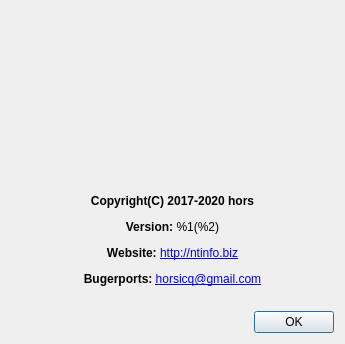
The window that gui_source/dialogabout.ui (horsicq/Nauz-File-Detector) describes before a commit, drawn with Qt 5.
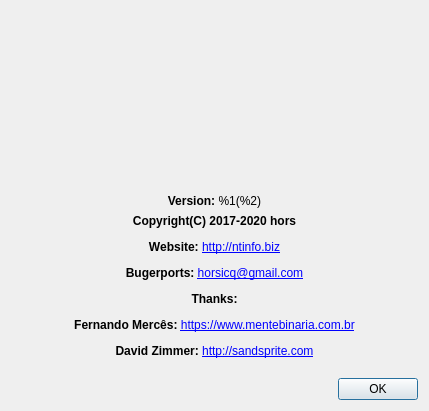
The same window after the commit. Icons and pictures are not drawn.

What changed in the file:
```diff
--- a/gui_source/dialogabout.ui
+++ b/gui_source/dialogabout.ui
@@ -9,8 +9,8 @@
    <rect>
     <x>0</x>
     <y>0</y>
-    <width>345</width>
-    <height>344</height>
+    <width>429</width>
+    <height>411</height>
    </rect>
   </property>
   <property name="windowTitle">
@@ -21,6 +21,21 @@
   </property>
   <layout class="QVBoxLayout" name="verticalLayout">
    <item>
+    <layout class="QHBoxLayout" name="horizontalLayout_2">
+     <item>
+      <spacer name="horizontalSpacer_2">
+       <property name="orientation">
+        <enum>Qt::Horizontal</enum>
+       </property>
+       <property name="sizeHint" stdset="0">
+        <size>
+         <width>13</width>
+         <height>20</height>
+        </size>
+       </property>
+      </spacer>
+     </item>
+     <item>
     <widget class="QLabel" name="labelLogo">
      <property name="minimumSize">
       <size>
@@ -52,9 +67,34 @@
     </widget>
    </item>
    <item>
+      <spacer name="horizontalSpacer_3">
+       <property name="orientation">
+        <enum>Qt::Horizontal</enum>
+       </property>
+       <property name="sizeHint" stdset="0">
+        <size>
+         <width>28</width>
+         <height>20</height>
+        </size>
+       </property>
+      </spacer>
+     </item>
+    </layout>
+   </item>
+   <item>
+    <widget class="QLabel" name="labelVersion">
+     <property name="text">
+      <string>&lt;html&gt;&lt;head/&gt;&lt;body&gt;&lt;p align=&quot;center&quot;&gt;&lt;span style=&quot; font-weight:600;&quot;&gt;Version:&lt;/span&gt; %1(%2)&lt;/p&gt;&lt;/body&gt;&lt;/html&gt;</string>
+     </property>
+     <property name="textFormat">
+      <enum>Qt::AutoText</enum>
+     </property>
+    </widget>
+   </item>
+   <item>
     <widget class="QLabel" name="labelInfo">
      <property name="text">
-      <string>&lt;html&gt;&lt;head/&gt;&lt;body&gt;&lt;p align=&quot;center&quot;&gt;&lt;span style=&quot; font-weight:600;&quot;&gt;Copyright(C) 2017-2020 hors&lt;/span&gt;&lt;/p&gt;&lt;p align=&quot;center&quot;&gt;&lt;span style=&quot; font-weight:600;&quot;&gt;Version: &lt;/span&gt;%1(%2)&lt;/p&gt;&lt;p align=&quot;center&quot;&gt;&lt;span style=&quot; font-weight:600;&quot;&gt;Website: &lt;/span&gt;&lt;a href=&quot;http://ntinfo.biz&quot;&gt;&lt;span style=&quot; text-decoration: underline; color:#0000ff;&quot;&gt;http://ntinfo.biz&lt;/span&gt;&lt;/a&gt;&lt;/p&gt;&lt;p align=&quot;center&quot;&gt;&lt;span style=&quot; font-weight:600;&quot;&gt;Bugerports: &lt;/span&gt;&lt;a href=&quot;mailto:horsicq@gmail.com&quot;&gt;&lt;span style=&quot; text-decoration: underline; color:#0000ff;&quot;&gt;horsicq@gmail.com&lt;/span&gt;&lt;/a&gt;&lt;/p&gt;&lt;/body&gt;&lt;/html&gt;</string>
+      <string>&lt;html&gt;&lt;head/&gt;&lt;body&gt;&lt;p align=&quot;center&quot;&gt;&lt;span style=&quot; font-weight:600;&quot;&gt;Copyright(C) 2017-2020 hors&lt;/span&gt;&lt;/p&gt;&lt;p align=&quot;center&quot;&gt;&lt;span style=&quot; font-weight:600;&quot;&gt;Website: &lt;/span&gt;&lt;a href=&quot;http://ntinfo.biz&quot;&gt;&lt;span style=&quot; text-decoration: underline; color:#0000ff;&quot;&gt;http://ntinfo.biz&lt;/span&gt;&lt;/a&gt;&lt;/p&gt;&lt;p align=&quot;center&quot;&gt;&lt;span style=&quot; font-weight:600;&quot;&gt;Bugerports: &lt;/span&gt;&lt;a href=&quot;mailto:horsicq@gmail.com&quot;&gt;&lt;span style=&quot; text-decoration: underline; color:#0000ff;&quot;&gt;horsicq@gmail.com&lt;/span&gt;&lt;/a&gt;&lt;/p&gt;&lt;p align=&quot;center&quot;&gt;&lt;span style=&quot; font-weight:600;&quot;&gt;Thanks:&lt;/span&gt;&lt;/p&gt;&lt;p align=&quot;center&quot;&gt;&lt;span style=&quot; font-weight:600;&quot;&gt;Fernando Mercês: &lt;/span&gt;&lt;a href=&quot;https://www.mentebinaria.com.br/&quot;&gt;&lt;span style=&quot; text-decoration: underline; color:#0000ff;&quot;&gt;https://www.mentebinaria.com.br&lt;/span&gt;&lt;/a&gt;&lt;/p&gt;&lt;p align=&quot;center&quot;&gt;&lt;span style=&quot; font-weight:600;&quot;&gt;David Zimmer: &lt;/span&gt;&lt;a href=&quot;http://sandsprite.com/&quot;&gt;&lt;span style=&quot; text-decoration: underline; color:#0000ff;&quot;&gt;http://sandsprite.com&lt;/span&gt;&lt;/a&gt;&lt;/p&gt;&lt;/body&gt;&lt;/html&gt;</string>
      </property>
      <property name="openExternalLinks">
       <bool>true</bool>
```
Lines whose indentation alone changed are shown as unchanged.
